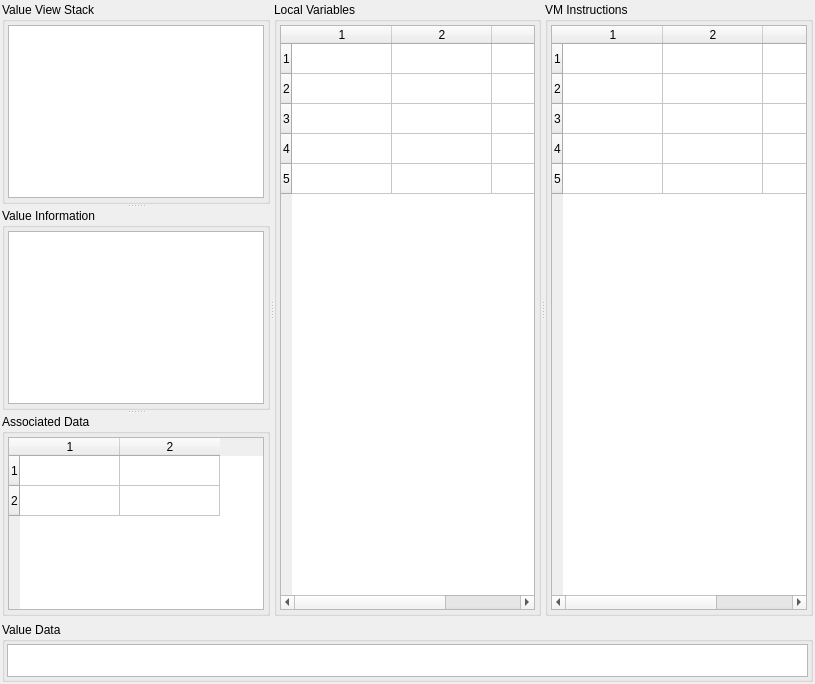
Qt form src/daoMonitor.ui (daokoder/daostudio) before a commit.
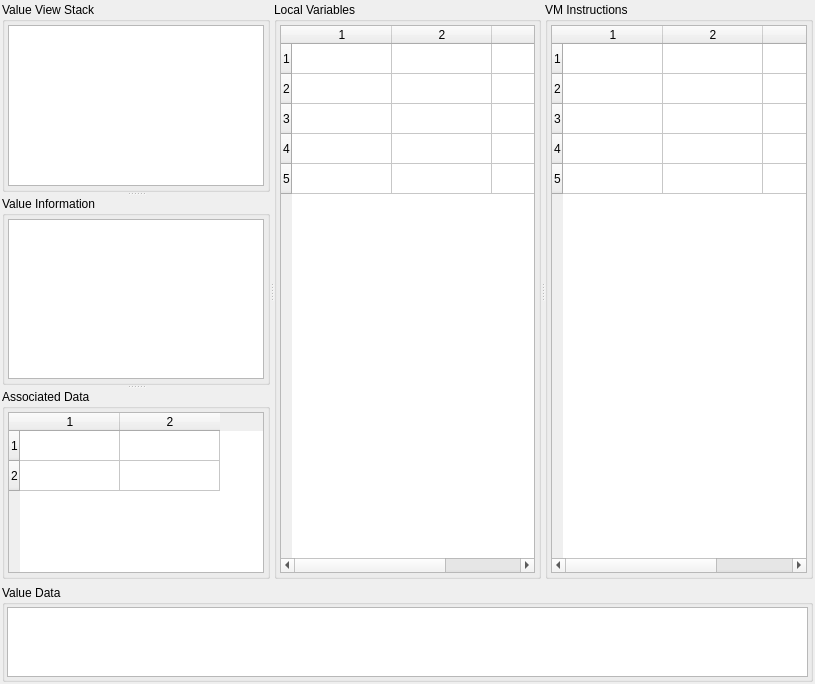
The same form after that commit.

The edit to the form file:
```diff
--- a/src/daoMonitor.ui
+++ b/src/daoMonitor.ui
@@ -33,6 +33,12 @@
          <height>0</height>
         </size>
        </property>
+       <property name="maximumSize">
+        <size>
+         <width>500</width>
+         <height>16777215</height>
+        </size>
+       </property>
        <property name="title">
         <string>Value View Stack</string>
        </property>
@@ -52,6 +58,12 @@
          <height>50</height>
         </size>
        </property>
+       <property name="maximumSize">
+        <size>
+         <width>500</width>
+         <height>16777215</height>
+        </size>
+       </property>
        <property name="title">
         <string>Value Information</string>
        </property>
@@ -90,6 +102,12 @@
          <height>50</height>
         </size>
        </property>
+       <property name="maximumSize">
+        <size>
+         <width>500</width>
+         <height>16777215</height>
+        </size>
+       </property>
        <property name="title">
         <string>Associated Data</string>
        </property>
@@ -207,7 +225,7 @@
      <property name="maximumSize">
       <size>
        <width>16777215</width>
-       <height>60</height>
+       <height>100</height>
       </size>
      </property>
      <property name="title">
@@ -234,7 +252,7 @@
         <property name="maximumSize">
          <size>
           <width>16777215</width>
-          <height>60</height>
+          <height>100</height>
          </size>
         </property>
         <property name="readOnly">
```
